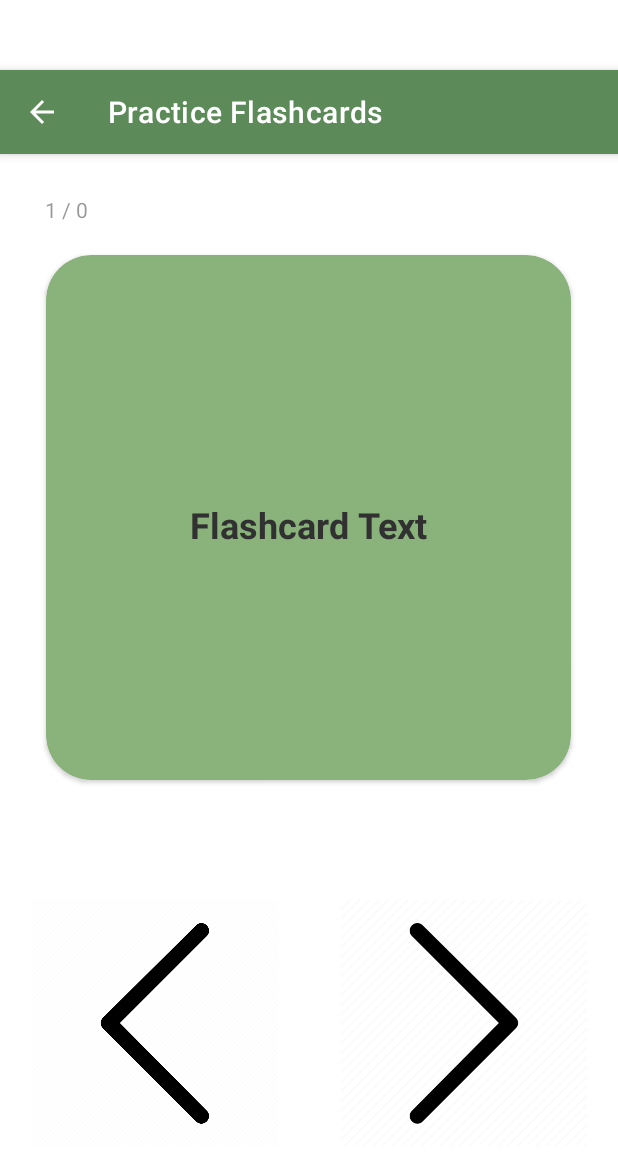
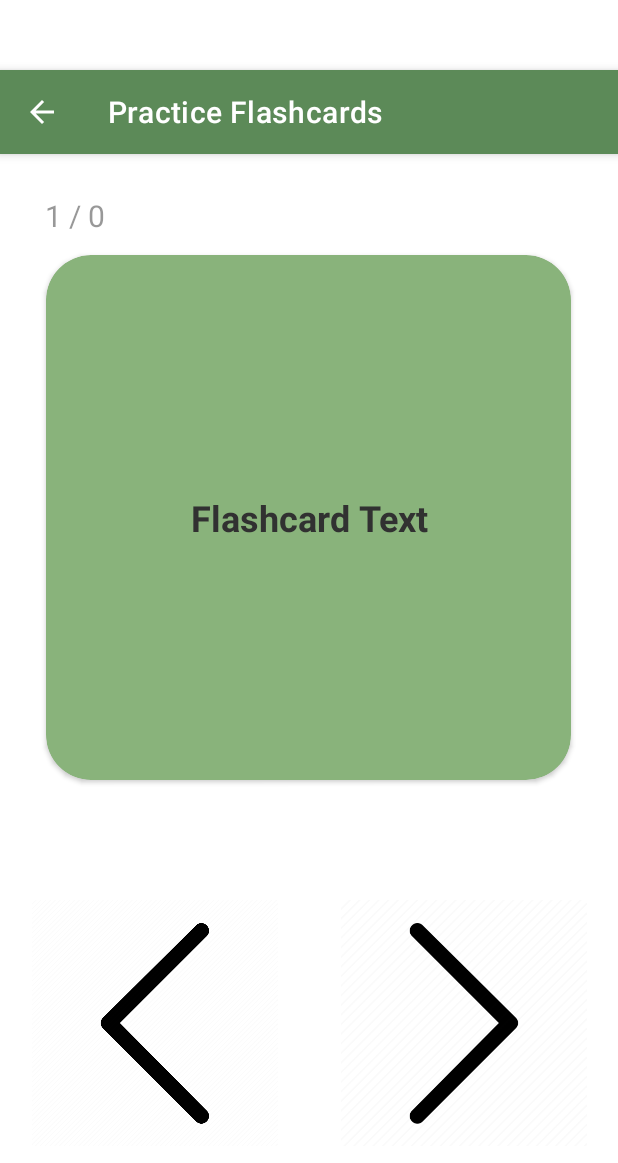
Before and after one commit to sklin330/CS4518-Term-Project, an Android app: the PracticeFlashcardActivity screen opened directly, with no data from a screen before it, on a phone screen of 412 x 824 dp. Shown: the top 1163 px of the screen. Run offline under Robolectric (Android 15) with nearby library versions, the phone set to English and light mode, and no system bars; our stand-ins replace Firebase (no records; nobody signed in at launch, a user with empty details on screens opened directly); 4 statements that could not run were skipped.

Commit message:
Fix some fonts and layouts

```diff
--- a/app/src/main/res/layout-land/activity_practice_flashcard.xml
+++ b/app/src/main/res/layout-land/activity_practice_flashcard.xml
@@ -32,6 +32,7 @@
         android:layout_marginTop="30dp"
         android:text="Progress"
         android:textColor="@color/app_black_hint"
+        android:textSize="20sp"
         app:layout_constraintEnd_toStartOf="@+id/practice_flashcard"
         app:layout_constraintStart_toStartOf="parent"
         app:layout_constraintTop_toBottomOf="@+id/appBarLayout2" />
@@ -49,44 +50,47 @@
         app:layout_constraintStart_toStartOf="parent"
         app:layout_constraintTop_toBottomOf="@+id/appBarLayout2">
 
-        <LinearLayout
+        <androidx.constraintlayout.widget.ConstraintLayout
             android:layout_width="match_parent"
-            android:layout_height="match_parent"
-            android:orientation="vertical"
-            tools:ignore="ExtraText">
-
-            S
+            android:layout_height="match_parent">
 
             <ImageButton
                 android:id="@+id/audio_button"
                 android:layout_width="wrap_content"
                 android:layout_height="wrap_content"
                 android:layout_gravity="right"
-                android:layout_marginEnd="20dp"
+                android:layout_marginTop="10dp"
+                android:layout_marginEnd="10dp"
                 android:background="@color/primary_light"
                 android:contentDescription="@string/audio_desc"
                 android:src="@drawable/ic_volume_foreground"
-                android:visibility="invisible" />
+                android:visibility="invisible"
+                app:layout_constraintEnd_toEndOf="parent"
+                app:layout_constraintTop_toTopOf="parent" />
 
             <TextView
                 android:id="@+id/flashcard_text"
                 android:layout_width="wrap_content"
-                android:layout_height="215dp"
+                android:layout_height="wrap_content"
                 android:layout_gravity="center"
                 android:layout_weight="1"
                 android:gravity="center"
-                android:paddingBottom="70dp"
                 android:text="Flashcard Text"
                 android:textColor="@color/app_black"
                 android:textSize="24sp"
-                android:textStyle="bold" />
-        </LinearLayout>
+                android:textStyle="bold"
+                app:layout_constraintBottom_toBottomOf="parent"
+                app:layout_constraintEnd_toEndOf="parent"
+                app:layout_constraintStart_toStartOf="parent"
+                app:layout_constraintTop_toTopOf="parent" />
+        </androidx.constraintlayout.widget.ConstraintLayout>
+
     </androidx.cardview.widget.CardView>
 
     <ImageView
         android:id="@+id/left_button"
-        android:layout_width="85dp"
-        android:layout_height="85dp"
+        android:layout_width="70dp"
+        android:layout_height="70dp"
         android:layout_marginStart="10dp"
         android:layout_marginBottom="10dp"
         android:layout_weight="1"
@@ -96,8 +100,8 @@
 
     <ImageView
         android:id="@+id/right_button"
-        android:layout_width="85dp"
-        android:layout_height="85dp"
+        android:layout_width="70dp"
+        android:layout_height="70dp"
         android:layout_marginEnd="10dp"
         android:layout_marginBottom="10dp"
         android:layout_weight="1"
--- a/app/src/main/res/layout/activity_practice_flashcard.xml
+++ b/app/src/main/res/layout/activity_practice_flashcard.xml
@@ -34,6 +34,7 @@
         android:layout_marginTop="130dp"
         android:text="Progress"
         android:textColor="@color/app_black_hint"
+        android:textSize="20sp"
         app:layout_constraintStart_toStartOf="parent"
         app:layout_constraintTop_toTopOf="parent" />
 
@@ -50,38 +51,40 @@
         app:layout_constraintStart_toStartOf="parent"
         app:layout_constraintTop_toTopOf="parent">
 
-        <LinearLayout
+        <androidx.constraintlayout.widget.ConstraintLayout
             android:layout_width="match_parent"
-            android:layout_height="match_parent"
-            android:orientation="vertical"
-            tools:ignore="ExtraText">
-
-            S
+            android:layout_height="match_parent">
 
             <ImageButton
                 android:id="@+id/audio_button"
                 android:layout_width="wrap_content"
                 android:layout_height="wrap_content"
                 android:layout_gravity="right"
-                android:layout_marginEnd="20dp"
+                android:layout_marginEnd="15dp"
                 android:background="@color/primary_light"
                 android:contentDescription="@string/audio_desc"
                 android:src="@drawable/ic_volume_foreground"
-                android:visibility="invisible" />
+                android:visibility="invisible"
+                app:layout_constraintEnd_toEndOf="parent"
+                app:layout_constraintTop_toTopOf="parent" />
 
             <TextView
                 android:id="@+id/flashcard_text"
                 android:layout_width="wrap_content"
-                android:layout_height="215dp"
+                android:layout_height="wrap_content"
                 android:layout_gravity="center"
                 android:layout_weight="1"
                 android:gravity="center"
-                android:paddingBottom="70dp"
                 android:text="Flashcard Text"
                 android:textColor="@color/app_black"
                 android:textSize="24sp"
-                android:textStyle="bold" />
-        </LinearLayout>
+                android:textStyle="bold"
+                app:layout_constraintBottom_toBottomOf="parent"
+                app:layout_constraintEnd_toEndOf="parent"
+                app:layout_constraintStart_toStartOf="parent"
+                app:layout_constraintTop_toTopOf="parent" />
+        </androidx.constraintlayout.widget.ConstraintLayout>
+
     </androidx.cardview.widget.CardView>
 
     <LinearLayout
```
